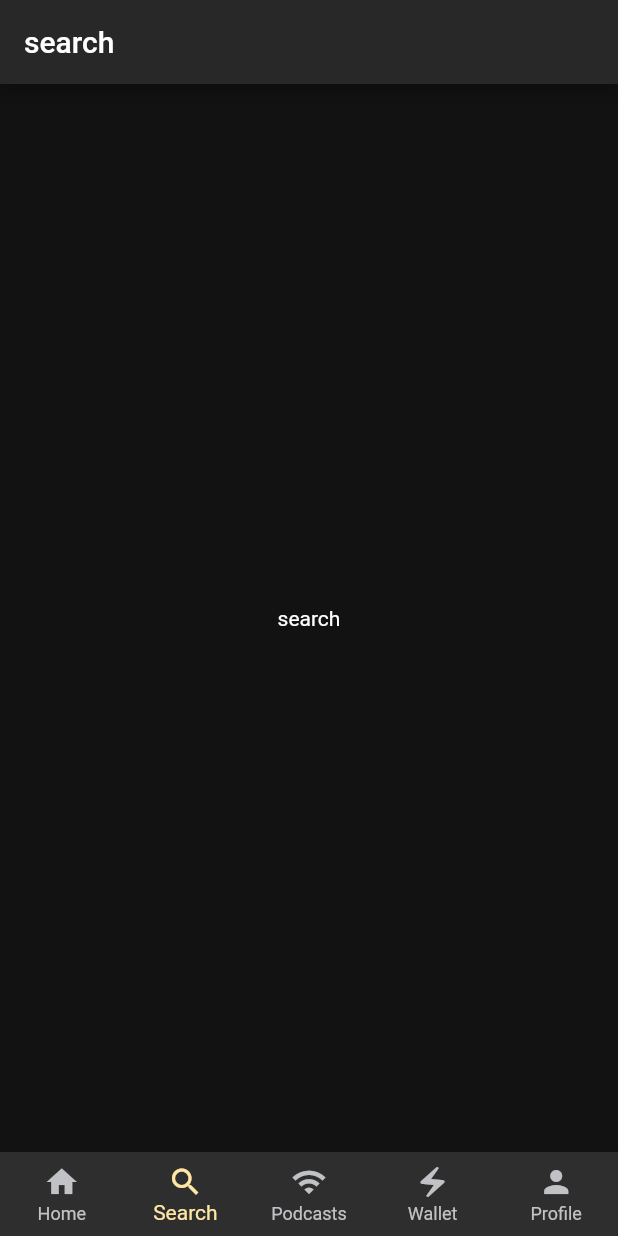
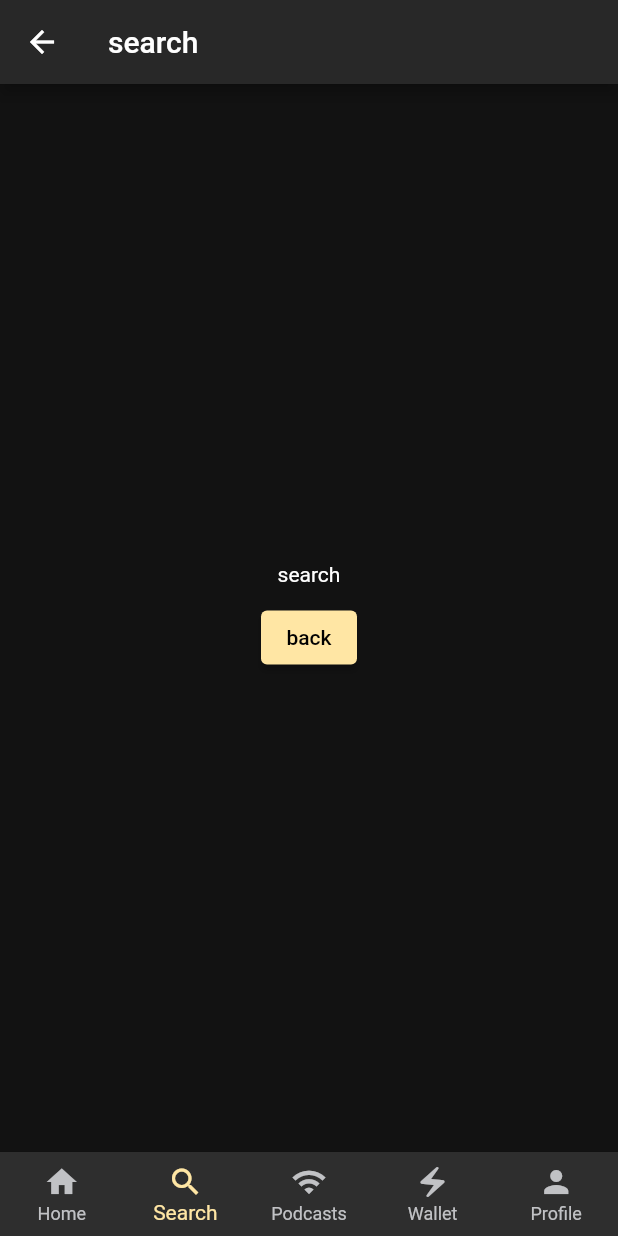
Before and after one commit to jowo-io/flutter-web-app-phase-1, a Flutter app: the screen it shows after launch, on a phone screen of 412 x 824 dp. Run offline on Flutter 3.47's test engine with Material 2 defaults, Android fonts, the phone set to English and light mode, and no system bars; our stand-ins replace go_router, url_strategy.

Commit message:
updating navigation

```diff
--- a/lib/main.dart
+++ b/lib/main.dart
@@ -16,40 +16,47 @@ final GoRouter _router = GoRouter(
   initialLocation: "/search",
   routes: <RouteBase>[
     GoRoute(
+      name: 'home',
       path: '/',
       builder: (BuildContext context, GoRouterState state) {
         return const HomeScreen();
       },
     ),
     GoRoute(
+      name: 'search',
       path: '/search',
       builder: (BuildContext context, GoRouterState state) {
         return const GenericScreen(name: "search");
       },
     ),
     GoRoute(
+      name: 'podcasts',
       path: '/podcasts',
       builder: (BuildContext context, GoRouterState state) {
         return const PodcastsScreen();
       },
     ),
     GoRoute(
+      name: 'wallet',
       path: '/wallet',
       builder: (BuildContext context, GoRouterState state) {
         return const GenericScreen(name: "wallet");
       },
     ),
     GoRoute(
+      name: 'profile',
       path: '/profile',
       builder: (BuildContext context, GoRouterState state) {
         return const GenericScreen(name: "profile");
       },
     ),
     GoRoute(
+      name: 'podcasts-show',
       path: '/podcasts/:showId',
       builder: (context, state) => GenericScreen(
         name: 'podcasts',
         id: state.pathParameters["showId"]!,
+        back: "/podcasts",
       ),
     ),
   ],
--- a/lib/screens/generic.dart
+++ b/lib/screens/generic.dart
@@ -1,10 +1,12 @@
 import 'package:flutter/material.dart';
+import 'package:go_router/go_router.dart';
 
 import '../widgets/navbar.dart';
 
 class GenericScreen extends StatelessWidget {
-  const GenericScreen({super.key, required this.name, this.id});
+  const GenericScreen({super.key, required this.name, this.id, this.back});
   final String name;
+  final String? back;
   final String? id;
 
   @override
@@ -13,7 +15,13 @@ class GenericScreen extends StatelessWidget {
       title: id != null ? '$name $id' : name,
       color: Colors.redAccent,
       child: Scaffold(
-        appBar: AppBar(title: Text(name)),
+        appBar: AppBar(
+          title: Text(name),
+          leading: IconButton(
+            icon: Icon(Icons.arrow_back),
+            onPressed: () => context.go(back == null ? '/' : back!),
+          ),
+        ),
         body: Row(
           children: [
             if (MediaQuery.of(context).size.width >= 640)
@@ -24,6 +32,11 @@ class GenericScreen extends StatelessWidget {
                   mainAxisAlignment: MainAxisAlignment.center,
                   children: <Widget>[
                     Text(id != null ? '$name $id' : name),
+                    const SizedBox(height: 10),
+                    ElevatedButton(
+                      onPressed: () => context.go(back == null ? '/' : back!),
+                      child: const Text('back'),
+                    ),
                   ],
                 ),
               ),
--- a/lib/screens/home.dart
+++ b/lib/screens/home.dart
@@ -14,7 +14,9 @@ class HomeScreen extends StatelessWidget {
       title: name,
       color: Colors.redAccent,
       child: Scaffold(
-        appBar: AppBar(title: Text(name)),
+        appBar: AppBar(
+          title: Text(name),
+        ),
         body: Row(
           children: [
             if (MediaQuery.of(context).size.width >= 640)
--- a/lib/screens/podcasts.dart
+++ b/lib/screens/podcasts.dart
@@ -1,4 +1,5 @@
 import 'package:flutter/material.dart';
+import 'package:go_router/go_router.dart';
 
 import '../widgets/card.dart';
 import '../widgets/navbar.dart';
@@ -14,7 +15,13 @@ class PodcastsScreen extends StatelessWidget {
       title: name,
       color: Colors.redAccent,
       child: Scaffold(
-        appBar: AppBar(title: Text(name)),
+        appBar: AppBar(
+          title: Text(name),
+          leading: IconButton(
+            icon: Icon(Icons.arrow_back),
+            onPressed: () => context.go('/'),
+          ),
+        ),
         body: Row(
           children: [
             if (MediaQuery.of(context).size.width >= 640)
```
